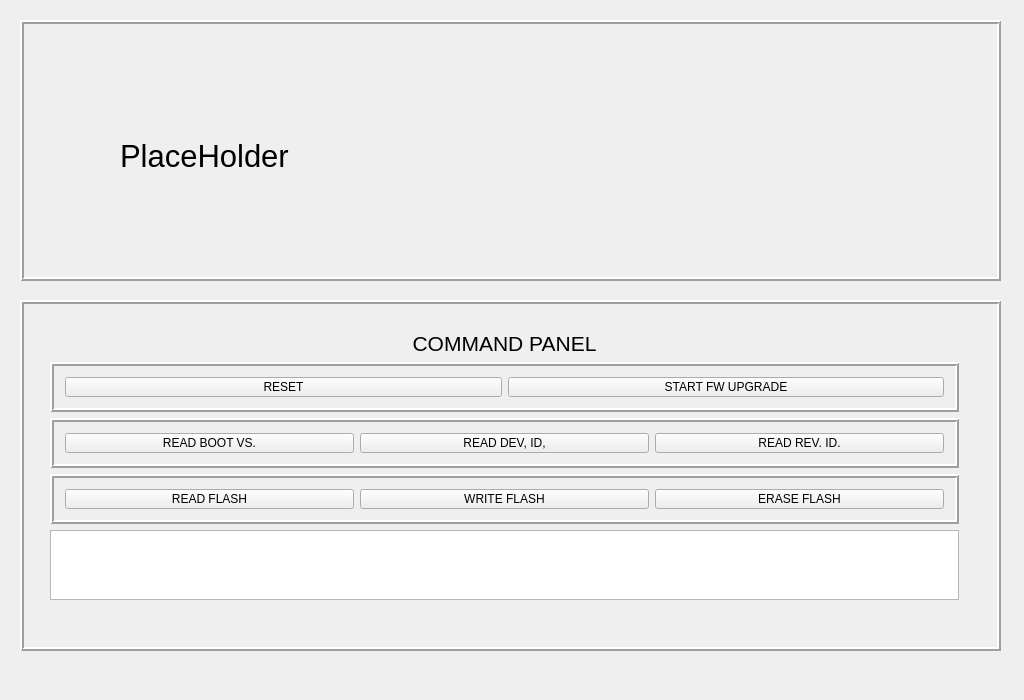
Old version of the form quantaloader.ui in the repository rightec/QSTool.
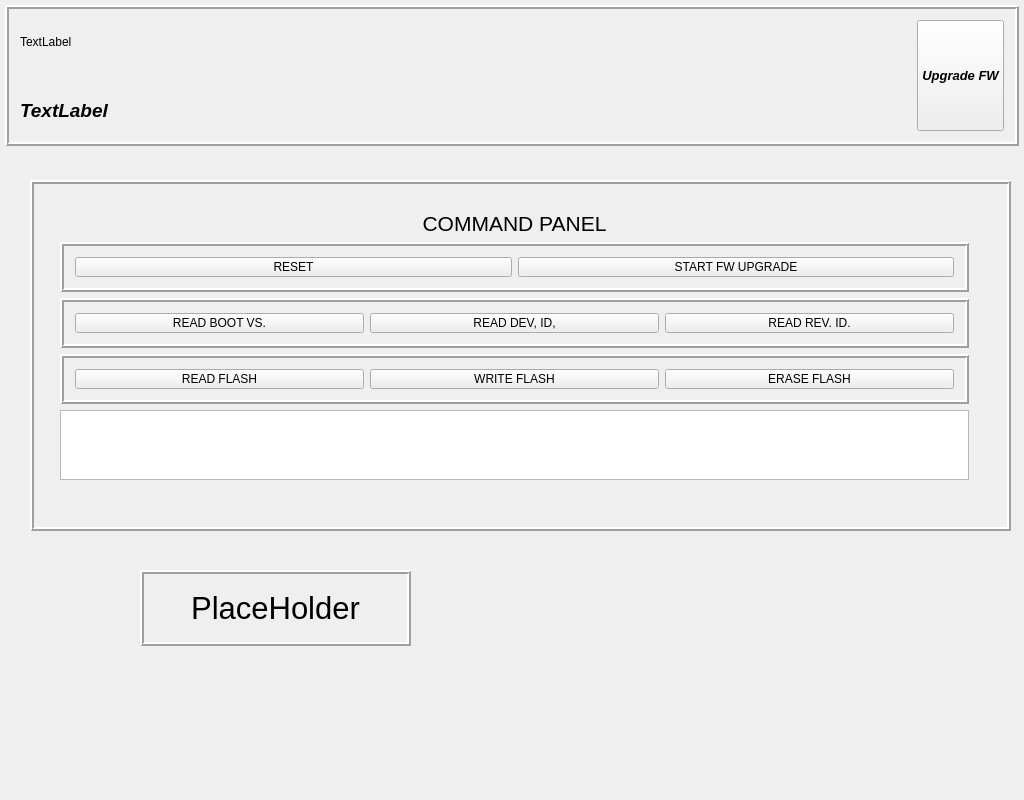
New version of the form.

Commit message: GUI header and section management done

Patch:
```diff
--- a/quantaloader.ui
+++ b/quantaloader.ui
@@ -7,20 +7,32 @@
     <x>0</x>
     <y>0</y>
     <width>1024</width>
-    <height>700</height>
+    <height>800</height>
    </rect>
   </property>
   <property name="windowTitle">
    <string>QuantaLoader</string>
   </property>
   <widget class="QWidget" name="m_centralWidget">
+   <property name="sizePolicy">
+    <sizepolicy hsizetype="Fixed" vsizetype="Fixed">
+     <horstretch>0</horstretch>
+     <verstretch>0</verstretch>
+    </sizepolicy>
+   </property>
+   <property name="minimumSize">
+    <size>
+     <width>1024</width>
+     <height>800</height>
+    </size>
+   </property>
    <widget class="QFrame" name="m_frm_mainUpload">
     <property name="geometry">
      <rect>
-      <x>20</x>
-      <y>20</y>
-      <width>981</width>
-      <height>261</height>
+      <x>140</x>
+      <y>570</y>
+      <width>271</width>
+      <height>76</height>
      </rect>
     </property>
     <property name="frameShape">
@@ -32,36 +44,35 @@
     <property name="lineWidth">
      <number>2</number>
     </property>
-    <widget class="QLabel" name="m_lbl_placeHolder">
-     <property name="geometry">
-      <rect>
-       <x>100</x>
-       <y>90</y>
-       <width>771</width>
-       <height>91</height>
-      </rect>
-     </property>
-     <property name="sizePolicy">
-      <sizepolicy hsizetype="Expanding" vsizetype="Expanding">
-       <horstretch>0</horstretch>
-       <verstretch>0</verstretch>
-      </sizepolicy>
-     </property>
-     <property name="font">
-      <font>
-       <pointsize>23</pointsize>
-      </font>
-     </property>
-     <property name="text">
-      <string>PlaceHolder</string>
-     </property>
-    </widget>
+    <layout class="QVBoxLayout" name="verticalLayout">
+     <item>
+      <widget class="QLabel" name="m_lbl_placeHolder">
+       <property name="sizePolicy">
+        <sizepolicy hsizetype="Expanding" vsizetype="Expanding">
+         <horstretch>0</horstretch>
+         <verstretch>0</verstretch>
+        </sizepolicy>
+       </property>
+       <property name="font">
+        <font>
+         <pointsize>23</pointsize>
+        </font>
+       </property>
+       <property name="text">
+        <string>PlaceHolder</string>
+       </property>
+       <property name="alignment">
+        <set>Qt::AlignCenter</set>
+       </property>
+      </widget>
+     </item>
+    </layout>
    </widget>
    <widget class="QFrame" name="m_frm_PanelCmd">
     <property name="geometry">
      <rect>
-      <x>20</x>
-      <y>300</y>
+      <x>30</x>
+      <y>180</y>
       <width>981</width>
       <height>351</height>
      </rect>
@@ -322,6 +333,109 @@
      </layout>
     </widget>
    </widget>
+   <widget class="QFrame" name="m_fmr_header">
+    <property name="geometry">
+     <rect>
+      <x>5</x>
+      <y>5</y>
+      <width>1014</width>
+      <height>141</height>
+     </rect>
+    </property>
+    <property name="sizePolicy">
+     <sizepolicy hsizetype="Fixed" vsizetype="Preferred">
+      <horstretch>0</horstretch>
+      <verstretch>0</verstretch>
+     </sizepolicy>
+    </property>
+    <property name="minimumSize">
+     <size>
+      <width>1014</width>
+      <height>0</height>
+     </size>
+    </property>
+    <property name="frameShape">
+     <enum>QFrame::Box</enum>
+    </property>
+    <property name="frameShadow">
+     <enum>QFrame::Raised</enum>
+    </property>
+    <property name="lineWidth">
+     <number>2</number>
+    </property>
+    <layout class="QVBoxLayout" name="verticalLayout_2">
+     <item>
+      <layout class="QHBoxLayout" name="m_layMainHeader">
+       <item>
+        <layout class="QVBoxLayout" name="m_lay_lblHeader">
+         <item>
+          <widget class="QLabel" name="m_lbl_ImageHead">
+           <property name="text">
+            <string>TextLabel</string>
+           </property>
+          </widget>
+         </item>
+         <item>
+          <spacer name="horizontalSpacer">
+           <property name="orientation">
+            <enum>Qt::Horizontal</enum>
+           </property>
+           <property name="sizeHint" stdset="0">
+            <size>
+             <width>40</width>
+             <height>20</height>
+            </size>
+           </property>
+          </spacer>
+         </item>
+         <item>
+          <widget class="QLabel" name="m_lbl_tool">
+           <property name="font">
+            <font>
+             <family>MS Sans Serif</family>
+             <pointsize>14</pointsize>
+             <weight>75</weight>
+             <italic>true</italic>
+             <bold>true</bold>
+            </font>
+           </property>
+           <property name="text">
+            <string>TextLabel</string>
+           </property>
+          </widget>
+         </item>
+        </layout>
+       </item>
+       <item>
+        <widget class="QPushButton" name="m_btnChoosePanel">
+         <property name="sizePolicy">
+          <sizepolicy hsizetype="Minimum" vsizetype="Preferred">
+           <horstretch>0</horstretch>
+           <verstretch>0</verstretch>
+          </sizepolicy>
+         </property>
+         <property name="font">
+          <font>
+           <family>MS Sans Serif</family>
+           <pointsize>10</pointsize>
+           <weight>75</weight>
+           <italic>true</italic>
+           <bold>true</bold>
+           <underline>false</underline>
+          </font>
+         </property>
+         <property name="text">
+          <string>Upgrade FW</string>
+         </property>
+         <property name="flat">
+          <bool>false</bool>
+         </property>
+        </widget>
+       </item>
+      </layout>
+     </item>
+    </layout>
+   </widget>
   </widget>
  </widget>
  <layoutdefault spacing="6" margin="11"/>
```
The commit also changes 8 other files.
